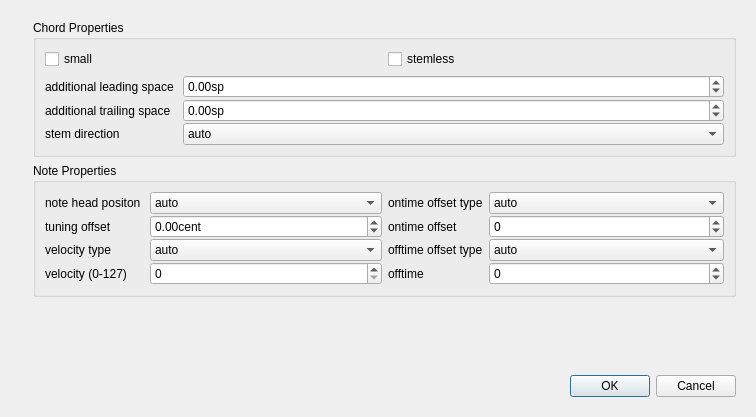
musescore/musescore-old, file mscore/mscore/chordproperties.ui: the form before one commit.
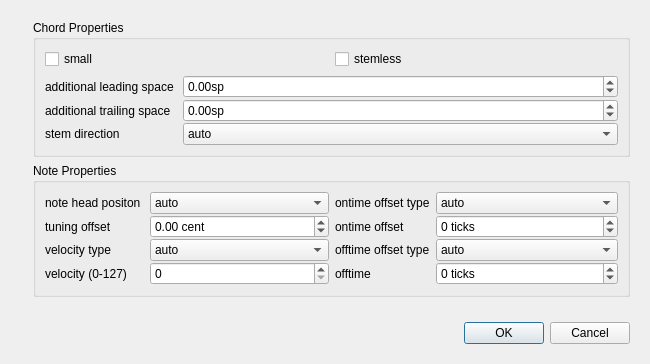
The form after the commit. Icons and pictures are not drawn.

Patch:
```diff
--- a/mscore/mscore/chordproperties.ui
+++ b/mscore/mscore/chordproperties.ui
@@ -6,8 +6,8 @@
    <rect>
     <x>0</x>
     <y>0</y>
-    <width>756</width>
-    <height>417</height>
+    <width>650</width>
+    <height>364</height>
    </rect>
   </property>
   <property name="windowTitle">
@@ -119,6 +119,12 @@
              </item>
              <item row="2" column="1">
               <widget class="QComboBox" name="stemDirection">
+               <property name="sizePolicy">
+                <sizepolicy hsizetype="Preferred" vsizetype="Fixed">
+                 <horstretch>0</horstretch>
+                 <verstretch>0</verstretch>
+                </sizepolicy>
+               </property>
                <item>
                 <property name="text">
                  <string>auto</string>
@@ -165,13 +171,13 @@
              <item row="3" column="1">
               <widget class="QDoubleSpinBox" name="tuningSpinBox">
                <property name="sizePolicy">
-                <sizepolicy hsizetype="Preferred" vsizetype="Fixed">
+                <sizepolicy hsizetype="Expanding" vsizetype="Fixed">
                  <horstretch>0</horstretch>
                  <verstretch>0</verstretch>
                 </sizepolicy>
                </property>
                <property name="suffix">
-                <string extracomment="100 cent = 1 semitone intervall">cent</string>
+                <string extracomment="100 cent = 1 semitone intervall"> cent</string>
                </property>
                <property name="minimum">
                 <double>-200.000000000000000</double>
@@ -199,7 +205,13 @@
               </widget>
              </item>
              <item row="4" column="1">
-              <widget class="QComboBox" name="veloType">
+              <widget class="QComboBox" name="_veloType">
+               <property name="sizePolicy">
+                <sizepolicy hsizetype="Expanding" vsizetype="Fixed">
+                 <horstretch>0</horstretch>
+                 <verstretch>0</verstretch>
+                </sizepolicy>
+               </property>
                <item>
                 <property name="text">
                  <string extracomment="velocity type">auto</string>
@@ -218,7 +230,14 @@
               </widget>
              </item>
              <item row="6" column="1">
-              <widget class="QSpinBox" name="velocity"/>
+              <widget class="QSpinBox" name="velocity">
+               <property name="sizePolicy">
+                <sizepolicy hsizetype="Expanding" vsizetype="Fixed">
+                 <horstretch>0</horstretch>
+                 <verstretch>0</verstretch>
+                </sizepolicy>
+               </property>
+              </widget>
              </item>
              <item row="2" column="0">
               <widget class="QLabel" name="label_5">
@@ -229,6 +248,12 @@
              </item>
              <item row="2" column="1">
               <widget class="QComboBox" name="userMirror">
+               <property name="sizePolicy">
+                <sizepolicy hsizetype="Expanding" vsizetype="Fixed">
+                 <horstretch>0</horstretch>
+                 <verstretch>0</verstretch>
+                </sizepolicy>
+               </property>
                <item>
                 <property name="text">
                  <string>auto</string>
@@ -250,6 +275,9 @@
            </item>
            <item>
             <layout class="QFormLayout" name="formLayout_2">
+             <property name="fieldGrowthPolicy">
+              <enum>QFormLayout::ExpandingFieldsGrow</enum>
+             </property>
              <property name="verticalSpacing">
               <number>1</number>
              </property>
@@ -261,7 +289,13 @@
               </widget>
              </item>
              <item row="0" column="1">
-              <widget class="QComboBox" name="ontimeOffsetType">
+              <widget class="QComboBox" name="_ontimeOffsetType">
+               <property name="sizePolicy">
+                <sizepolicy hsizetype="Expanding" vsizetype="Fixed">
+                 <horstretch>0</horstretch>
+                 <verstretch>0</verstretch>
+                </sizepolicy>
+               </property>
                <item>
                 <property name="text">
                  <string>auto</string>
@@ -288,6 +322,15 @@
              </item>
              <item row="1" column="1">
               <widget class="QSpinBox" name="ontimeOffset">
+               <property name="sizePolicy">
+                <sizepolicy hsizetype="Expanding" vsizetype="Fixed">
+                 <horstretch>0</horstretch>
+                 <verstretch>0</verstretch>
+                </sizepolicy>
+               </property>
+               <property name="suffix">
+                <string> ticks</string>
+               </property>
                <property name="minimum">
                 <number>-10000</number>
                </property>
@@ -304,7 +347,13 @@
               </widget>
              </item>
              <item row="2" column="1">
-              <widget class="QComboBox" name="offtimeOffsetType">
+              <widget class="QComboBox" name="_offtimeOffsetType">
+               <property name="sizePolicy">
+                <sizepolicy hsizetype="Expanding" vsizetype="Fixed">
+                 <horstretch>0</horstretch>
+                 <verstretch>0</verstretch>
+                </sizepolicy>
+               </property>
                <item>
                 <property name="text">
                  <string>auto</string>
@@ -331,6 +380,15 @@
              </item>
              <item row="3" column="1">
               <widget class="QSpinBox" name="offtimeOffset">
+               <property name="sizePolicy">
+                <sizepolicy hsizetype="Expanding" vsizetype="Fixed">
+                 <horstretch>0</horstretch>
+                 <verstretch>0</verstretch>
+                </sizepolicy>
+               </property>
+               <property name="suffix">
+                <string> ticks</string>
+               </property>
                <property name="minimum">
                 <number>-20000</number>
                </property>
```
